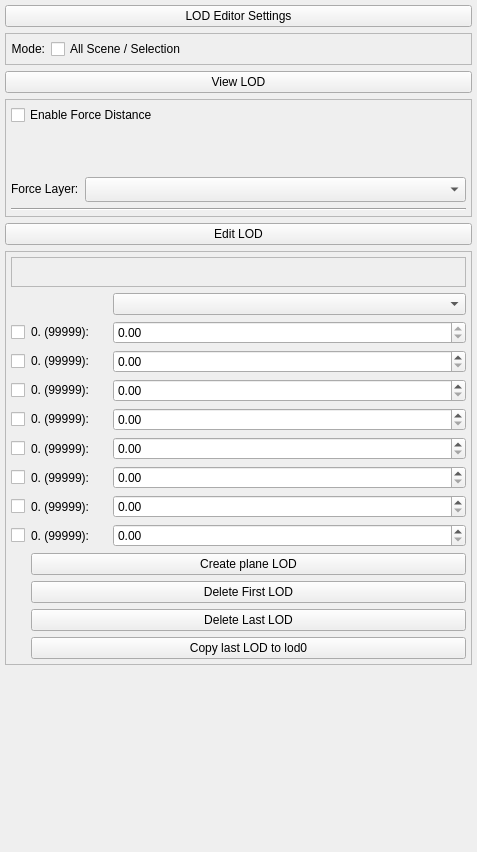
Before: the Qt Designer form Tools/ResourceEditor/DataQt/LODEditor.ui in reven86/dava.engine, drawn with Qt 5.
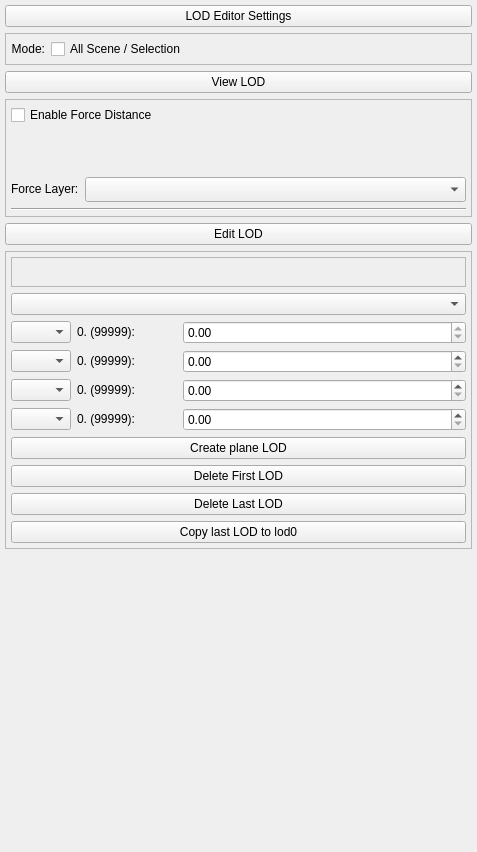
After: the same form once the commit is applied. Icons and pictures are not drawn. Custom widgets are drawn as their Qt base class.

```diff
--- a/Tools/ResourceEditor/DataQt/LODEditor.ui
+++ b/Tools/ResourceEditor/DataQt/LODEditor.ui
@@ -204,53 +204,6 @@
       <property name="margin">
        <number>5</number>
       </property>
-      <item row="10" column="1">
-       <widget class="QLabel" name="lod4Name">
-        <property name="text">
-         <string>0. (99999):</string>
-        </property>
-       </widget>
-      </item>
-      <item row="13" column="1">
-       <widget class="QLabel" name="lod7Name">
-        <property name="text">
-         <string>0. (99999):</string>
-        </property>
-       </widget>
-      </item>
-      <item row="11" column="1">
-       <widget class="QLabel" name="lod5Name">
-        <property name="text">
-         <string>0. (99999):</string>
-        </property>
-       </widget>
-      </item>
-      <item row="7" column="3">
-       <widget class="EventFilterDoubleSpinBox" name="lod1Distance">
-        <property name="sizePolicy">
-         <sizepolicy hsizetype="Expanding" vsizetype="Fixed">
-          <horstretch>0</horstretch>
-          <verstretch>0</verstretch>
-         </sizepolicy>
-        </property>
-        <property name="suffix">
-         <string/>
-        </property>
-        <property name="minimum">
-         <double>0.000000000000000</double>
-        </property>
-        <property name="maximum">
-         <double>1000.000000000000000</double>
-        </property>
-       </widget>
-      </item>
-      <item row="14" column="1" colspan="3">
-       <widget class="QPushButton" name="createPlaneLodButton">
-        <property name="text">
-         <string>Create plane LOD</string>
-        </property>
-       </widget>
-      </item>
       <item row="8" column="1">
        <widget class="QLabel" name="lod2Name">
         <property name="sizePolicy">
@@ -265,6 +218,12 @@
           <height>0</height>
          </size>
         </property>
+        <property name="maximumSize">
+         <size>
+          <width>100</width>
+          <height>16777215</height>
+         </size>
+        </property>
         <property name="layoutDirection">
          <enum>Qt::LeftToRight</enum>
         </property>
@@ -290,6 +249,12 @@
           <height>0</height>
          </size>
         </property>
+        <property name="maximumSize">
+         <size>
+          <width>100</width>
+          <height>16777215</height>
+         </size>
+        </property>
         <property name="layoutDirection">
          <enum>Qt::LeftToRight</enum>
         </property>
@@ -301,58 +266,6 @@
         </property>
        </widget>
       </item>
-      <item row="9" column="3">
-       <widget class="EventFilterDoubleSpinBox" name="lod3Distance">
-        <property name="sizePolicy">
-         <sizepolicy hsizetype="Expanding" vsizetype="Fixed">
-          <horstretch>0</horstretch>
-          <verstretch>0</verstretch>
-         </sizepolicy>
-        </property>
-        <property name="suffix">
-         <string/>
-        </property>
-        <property name="minimum">
-         <double>0.000000000000000</double>
-        </property>
-        <property name="maximum">
-         <double>1000.000000000000000</double>
-        </property>
-       </widget>
-      </item>
-      <item row="17" column="1" colspan="3">
-       <widget class="QPushButton" name="lastLodToFrontButton">
-        <property name="text">
-         <string>Copy last LOD to lod0</string>
-        </property>
-       </widget>
-      </item>
-      <item row="12" column="1">
-       <widget class="QLabel" name="lod6Name">
-        <property name="text">
-         <string>0. (99999):</string>
-        </property>
-       </widget>
-      </item>
-      <item row="13" column="3">
-       <widget class="QDoubleSpinBox" name="lod7Distance"/>
-      </item>
-      <item row="11" column="3">
-       <widget class="QDoubleSpinBox" name="lod5Distance"/>
-      </item>
-      <item row="10" column="3">
-       <widget class="QDoubleSpinBox" name="lod4Distance"/>
-      </item>
-      <item row="12" column="3">
-       <widget class="QDoubleSpinBox" name="lod6Distance"/>
-      </item>
-      <item row="9" column="0">
-       <widget class="QCheckBox" name="lod3Check">
-        <property name="text">
-         <string/>
-        </property>
-       </widget>
-      </item>
       <item row="6" column="1">
        <widget class="QLabel" name="lod0Name">
         <property name="sizePolicy">
@@ -367,6 +280,12 @@
           <height>0</height>
          </size>
         </property>
+        <property name="maximumSize">
+         <size>
+          <width>100</width>
+          <height>16777215</height>
+         </size>
+        </property>
         <property name="layoutDirection">
          <enum>Qt::LeftToRight</enum>
         </property>
@@ -378,20 +297,6 @@
         </property>
        </widget>
       </item>
-      <item row="15" column="1" colspan="3">
-       <widget class="QPushButton" name="buttonDeleteFirstLOD">
-        <property name="text">
-         <string>Delete First LOD</string>
-        </property>
-       </widget>
-      </item>
-      <item row="16" column="1" colspan="3">
-       <widget class="QPushButton" name="buttonDeleteLastLOD">
-        <property name="text">
-         <string>Delete Last LOD</string>
-        </property>
-       </widget>
-      </item>
       <item row="7" column="1">
        <widget class="QLabel" name="lod1Name">
         <property name="sizePolicy">
@@ -406,6 +311,12 @@
           <height>0</height>
          </size>
         </property>
+        <property name="maximumSize">
+         <size>
+          <width>100</width>
+          <height>16777215</height>
+         </size>
+        </property>
         <property name="layoutDirection">
          <enum>Qt::LeftToRight</enum>
         </property>
@@ -417,71 +328,6 @@
         </property>
        </widget>
       </item>
-      <item row="8" column="3">
-       <widget class="EventFilterDoubleSpinBox" name="lod2Distance">
-        <property name="sizePolicy">
-         <sizepolicy hsizetype="Expanding" vsizetype="Fixed">
-          <horstretch>0</horstretch>
-          <verstretch>0</verstretch>
-         </sizepolicy>
-        </property>
-        <property name="suffix">
-         <string/>
-        </property>
-        <property name="minimum">
-         <double>0.000000000000000</double>
-        </property>
-        <property name="maximum">
-         <double>1000.000000000000000</double>
-        </property>
-       </widget>
-      </item>
-      <item row="7" column="0">
-       <widget class="QCheckBox" name="lod1Check">
-        <property name="text">
-         <string/>
-        </property>
-       </widget>
-      </item>
-      <item row="6" column="3">
-       <widget class="EventFilterDoubleSpinBox" name="lod0Distance">
-        <property name="sizePolicy">
-         <sizepolicy hsizetype="Expanding" vsizetype="Fixed">
-          <horstretch>0</horstretch>
-          <verstretch>0</verstretch>
-         </sizepolicy>
-        </property>
-        <property name="readOnly">
-         <bool>true</bool>
-        </property>
-        <property name="suffix">
-         <string/>
-        </property>
-        <property name="minimum">
-         <double>0.000000000000000</double>
-        </property>
-        <property name="maximum">
-         <double>1000.000000000000000</double>
-        </property>
-       </widget>
-      </item>
-      <item row="8" column="0">
-       <widget class="QCheckBox" name="lod2Check">
-        <property name="text">
-         <string/>
-        </property>
-       </widget>
-      </item>
-      <item row="6" column="0">
-       <widget class="QCheckBox" name="lod0Check">
-        <property name="text">
-         <string/>
-        </property>
-       </widget>
-      </item>
-      <item row="1" column="3">
-       <widget class="QComboBox" name="lodQualityBox"/>
-      </item>
       <item row="0" column="0" colspan="4">
        <widget class="DistanceSlider" name="distanceSlider">
         <property name="sizePolicy">
@@ -510,31 +356,153 @@
         </property>
        </widget>
       </item>
-      <item row="10" column="0">
-       <widget class="QCheckBox" name="lod4Check">
+      <item row="6" column="0">
+       <widget class="QComboBox" name="lod0LayerBox">
+        <property name="maximumSize">
+         <size>
+          <width>60</width>
+          <height>16777215</height>
+         </size>
+        </property>
+       </widget>
+      </item>
+      <item row="7" column="0">
+       <widget class="QComboBox" name="lod1LayerBox">
+        <property name="maximumSize">
+         <size>
+          <width>60</width>
+          <height>16777215</height>
+         </size>
+        </property>
+       </widget>
+      </item>
+      <item row="10" column="0" colspan="4">
+       <widget class="QPushButton" name="createPlaneLodButton">
         <property name="text">
-         <string/>
+         <string>Create plane LOD</string>
         </property>
        </widget>
       </item>
-      <item row="11" column="0">
-       <widget class="QCheckBox" name="lod5Check">
+      <item row="11" column="0" colspan="4">
+       <widget class="QPushButton" name="buttonDeleteFirstLOD">
         <property name="text">
-         <string/>
+         <string>Delete First LOD</string>
         </property>
        </widget>
       </item>
-      <item row="12" column="0">
-       <widget class="QCheckBox" name="lod6Check">
+      <item row="12" column="0" colspan="4">
+       <widget class="QPushButton" name="buttonDeleteLastLOD">
         <property name="text">
-         <string/>
+         <string>Delete Last LOD</string>
         </property>
        </widget>
       </item>
-      <item row="13" column="0">
-       <widget class="QCheckBox" name="lod7Check">
+      <item row="13" column="0" colspan="4">
+       <widget class="QPushButton" name="lastLodToFrontButton">
         <property name="text">
+         <string>Copy last LOD to lod0</string>
+        </property>
+       </widget>
+      </item>
+      <item row="1" column="0" colspan="4">
+       <widget class="QComboBox" name="lodQualityBox"/>
+      </item>
+      <item row="8" column="0">
+       <widget class="QComboBox" name="lod2LayerBox">
+        <property name="maximumSize">
+         <size>
+          <width>60</width>
+          <height>16777215</height>
+         </size>
+        </property>
+       </widget>
+      </item>
+      <item row="9" column="0">
+       <widget class="QComboBox" name="lod3LayerBox">
+        <property name="maximumSize">
+         <size>
+          <width>60</width>
+          <height>16777215</height>
+         </size>
+        </property>
+       </widget>
+      </item>
+      <item row="6" column="2" colspan="2">
+       <widget class="EventFilterDoubleSpinBox" name="lod0Distance">
+        <property name="sizePolicy">
+         <sizepolicy hsizetype="Expanding" vsizetype="Fixed">
+          <horstretch>0</horstretch>
+          <verstretch>0</verstretch>
+         </sizepolicy>
+        </property>
+        <property name="readOnly">
+         <bool>true</bool>
+        </property>
+        <property name="suffix">
          <string/>
+        </property>
+        <property name="minimum">
+         <double>0.000000000000000</double>
+        </property>
+        <property name="maximum">
+         <double>1000.000000000000000</double>
+        </property>
+       </widget>
+      </item>
+      <item row="7" column="2" colspan="2">
+       <widget class="EventFilterDoubleSpinBox" name="lod1Distance">
+        <property name="sizePolicy">
+         <sizepolicy hsizetype="Expanding" vsizetype="Fixed">
+          <horstretch>0</horstretch>
+          <verstretch>0</verstretch>
+         </sizepolicy>
+        </property>
+        <property name="suffix">
+         <string/>
+        </property>
+        <property name="minimum">
+         <double>0.000000000000000</double>
+        </property>
+        <property name="maximum">
+         <double>1000.000000000000000</double>
+        </property>
+       </widget>
+      </item>
+      <item row="8" column="2" colspan="2">
+       <widget class="EventFilterDoubleSpinBox" name="lod2Distance">
+        <property name="sizePolicy">
+         <sizepolicy hsizetype="Expanding" vsizetype="Fixed">
+          <horstretch>0</horstretch>
+          <verstretch>0</verstretch>
+         </sizepolicy>
+        </property>
+        <property name="suffix">
+         <string/>
+        </property>
+        <property name="minimum">
+         <double>0.000000000000000</double>
+        </property>
+        <property name="maximum">
+         <double>1000.000000000000000</double>
+        </property>
+       </widget>
+      </item>
+      <item row="9" column="2" colspan="2">
+       <widget class="EventFilterDoubleSpinBox" name="lod3Distance">
+        <property name="sizePolicy">
+         <sizepolicy hsizetype="Expanding" vsizetype="Fixed">
+          <horstretch>0</horstretch>
+          <verstretch>0</verstretch>
+         </sizepolicy>
+        </property>
+        <property name="suffix">
+         <string/>
+        </property>
+        <property name="minimum">
+         <double>0.000000000000000</double>
+        </property>
+        <property name="maximum">
+         <double>1000.000000000000000</double>
         </property>
        </widget>
       </item>
```
